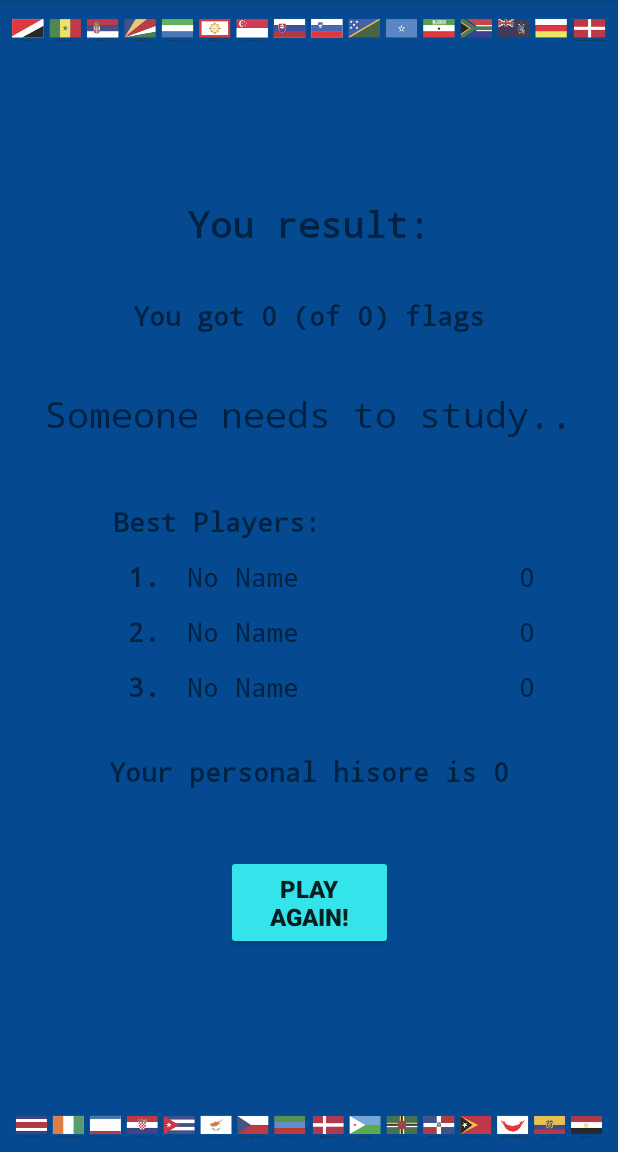
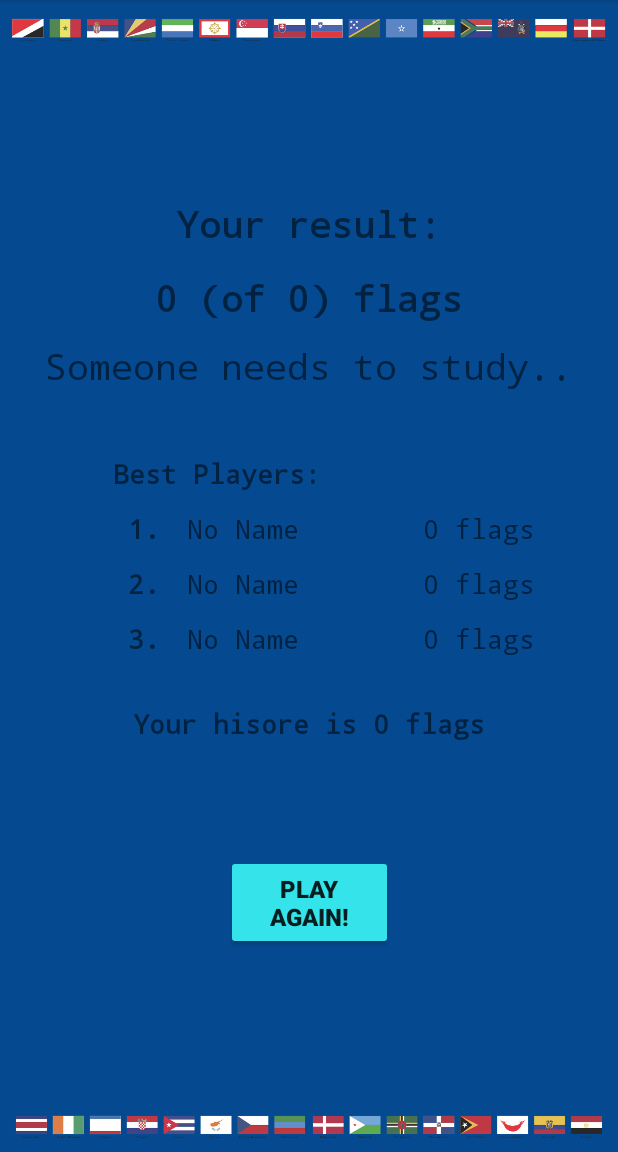
Before and after one commit to MarekRepinski/FlagQuiz, an Android app: the fragment FragmentEndGame placed in its activity, on a phone screen of 412 x 824 dp, the part 84-1236 px from its top. Run offline under Robolectric (Android 15) with nearby library versions, the phone set to English and light mode, and no system bars.

Commit message:
Saving new player bug fixed. Minor design changes. Code cleaning

```diff
--- a/app/src/main/java/se/ctescape/flagquiz/FragmentEndGame.kt
+++ b/app/src/main/java/se/ctescape/flagquiz/FragmentEndGame.kt
@@ -3,14 +3,12 @@ package se.ctescape.flagquiz
 import android.content.Context
 import android.content.SharedPreferences
 import android.os.Bundle
-import android.util.Log
-import androidx.fragment.app.Fragment
 import android.view.LayoutInflater
 import android.view.View
 import android.view.ViewGroup
 import android.widget.Button
 import android.widget.TextView
-import java.lang.ClassCastException
+import androidx.fragment.app.Fragment
 
 private const val ARG_PARAM1 = "points"
 private const val ARG_PARAM2 = "noOfFlags"
@@ -84,16 +82,7 @@ class FragmentEndGame : Fragment() {
                 putInt(currentPlayer, points)
                 commit()
             }
-            Log.d(
-                "AIK!!",
-                "currentPlayer: $currentPlayer - points: $points - sharedPref.getInt(currentPlayer, 0): ${
-                    sharedPref.getInt(
-                        currentPlayer,
-                        0
-                    )
-                }"
-            )
-        } else if (points > sharedPref!!.getInt(currentPlayer, 0)) {
+        } else if (points > sharedPref.getInt(currentPlayer, 0)) {
             tv.text = activity!!.getString(R.string.yourResultPerHiscore)
             with(sharedPref.edit()) {
                 putInt(currentPlayer, points)
@@ -121,15 +110,15 @@ class FragmentEndGame : Fragment() {
         tv = v.findViewById<TextView>(R.id.tvFirstPlaceName)
         tv.text = namesHi[0]
         tv = v.findViewById<TextView>(R.id.tvFirstPlacePoints)
-        tv.text = pointsHi[0].toString()
+        tv.text = activity!!.getString(R.string.correctFlags, pointsHi[0].toString())
         tv = v.findViewById<TextView>(R.id.tvSecondPlaceName)
         tv.text = namesHi[1]
         tv = v.findViewById<TextView>(R.id.tvSecondPlacePoints)
-        tv.text = pointsHi[1].toString()
+        tv.text = activity!!.getString(R.string.correctFlags, pointsHi[1].toString())
         tv = v.findViewById<TextView>(R.id.tvThirdPlaceName)
         tv.text = namesHi[2]
         tv = v.findViewById<TextView>(R.id.tvThirdPlacePoints)
-        tv.text = pointsHi[2].toString()
+        tv.text = activity!!.getString(R.string.correctFlags, pointsHi[2].toString())
 
         tv = v.findViewById<TextView>(R.id.tvPersonalBest)
         tv.text = activity!!.getString(
@@ -146,9 +135,8 @@ class FragmentEndGame : Fragment() {
         }
 
         //Get top 3 players
-        sharedPref?.all?.forEach {
+        sharedPref.all.forEach {
             //access key using it.key & value using it.value
-            Log.d("AIK!! Pref values", "${it.key} : ${it.value}")
             if (it.key == "qeQ0EqeLastqeQ0Eqe") {
                 currentPlayer = it.value.toString()
             } else if (it.value as Int > pointsHi[0]) {
@@ -168,11 +156,6 @@ class FragmentEndGame : Fragment() {
                 pointsHi[2] = it.value as Int
             }
         }
-
-        for (i in 0..2) {
-            Log.d("AIK!!", namesHi[i])
-            Log.d("AIK!!", pointsHi[i].toString())
-        }
     }
 
     interface onRestartGame {
--- a/app/src/main/java/se/ctescape/flagquiz/GameActivity.kt
+++ b/app/src/main/java/se/ctescape/flagquiz/GameActivity.kt
@@ -1,10 +1,8 @@
 package se.ctescape.flagquiz
 
-import android.content.SharedPreferences
 import android.os.Build
 import android.os.Bundle
 import android.widget.ImageView
-import android.widget.Toast
 import androidx.annotation.RequiresApi
 import androidx.appcompat.app.AppCompatActivity
 import androidx.constraintlayout.widget.ConstraintLayout
@@ -41,7 +39,6 @@ class GameActivity : AppCompatActivity(), FragmentMainGame.onEndOfGame, Fragment
         val transaction = supportFragmentManager.beginTransaction()
         transaction.replace(R.id.frmMainGame, f, "endFragment")
         transaction.commit()
-//        Toast.makeText(this,"Your score was $points", Toast.LENGTH_LONG).show()
     }
 
     override fun onRestartGame() {
--- a/app/src/main/res/layout/fragment_end_game.xml
+++ b/app/src/main/res/layout/fragment_end_game.xml
@@ -132,7 +132,6 @@
         android:id="@+id/tvVerdict"
         android:layout_width="wrap_content"
         android:layout_height="45dp"
-        android:layout_marginTop="16dp"
         android:fontFamily="monospace"
         android:padding="5dp"
         android:text="@string/verdict3"
@@ -162,12 +161,11 @@
         android:id="@+id/tvResult"
         android:layout_width="0dp"
         android:layout_height="45dp"
-        android:layout_marginTop="16dp"
         android:fontFamily="monospace"
         android:padding="5dp"
         android:text="@string/gotNoOfFlags"
         android:textAlignment="center"
-        android:textSize="18sp"
+        android:textSize="24sp"
         android:textStyle="bold"
         app:layout_constraintLeft_toLeftOf="parent"
         app:layout_constraintRight_toRightOf="parent"
--- a/app/src/main/res/values/strings.xml
+++ b/app/src/main/res/values/strings.xml
@@ -21,16 +21,16 @@
     <string name="flag4">4th Flag</string>
     <string name="questNo">Flag no. %1$s (of %2$s)</string>
     <string name="gameQuestion">Choose flag for %1$s!</string>
-    <string name="basicHeader1">No zone choosen!</string>
-    <string name="basicInfo1">Zone "Scandinavia" will be choosen as default</string>
-    <string name="basicHeader2">No name choosen!</string>
+    <string name="basicHeader1">No zone chosen!</string>
+    <string name="basicInfo1">Zone "Scandinavia" will be chosen as default</string>
+    <string name="basicHeader2">No name chosen!</string>
     <string name="basicInfo2">Without name no Hiscore will be saved</string>
     <string name="ok">OK</string>
     <string name="cancel">Cancel</string>
-    <string name="yourResultNoHiscore">You result:</string>
+    <string name="yourResultNoHiscore">Your result:</string>
     <string name="yourResultPerHiscore">New personal Hiscore!</string>
     <string name="yourResulHiscore">New Hiscore!!</string>
-    <string name="gotNoOfFlags">You got %1$s (of %2$s) flags</string>
+    <string name="gotNoOfFlags">%1$s (of %2$s) flags</string>
     <string name="verdict1">Well done!!</string>
     <string name="verdict2">Keep working!</string>
     <string name="verdict3">Someone needs to study..</string>
@@ -39,7 +39,7 @@
     <string name="firstPlace">1.</string>
     <string name="secondPlace">2.</string>
     <string name="thirdPlace">3.</string>
-    <string name="personalHiText">Your personal hisore is %1$s</string>
+    <string name="personalHiText">Your hisore is %1$s flags</string>
     <string name="preference_file_key" translatable="false">flagQuiz_prefs</string>
     <string name="correctFlags">%1$s flags</string>
 </resources>
```
Also changed, not shown: app/src/main/java/se/ctescape/flagquiz/FragmentMainGame.kt (+4 -17 lines), app/src/main/java/se/ctescape/flagquiz/MainActivity.kt (+7 -7 lines), 3 other files.
